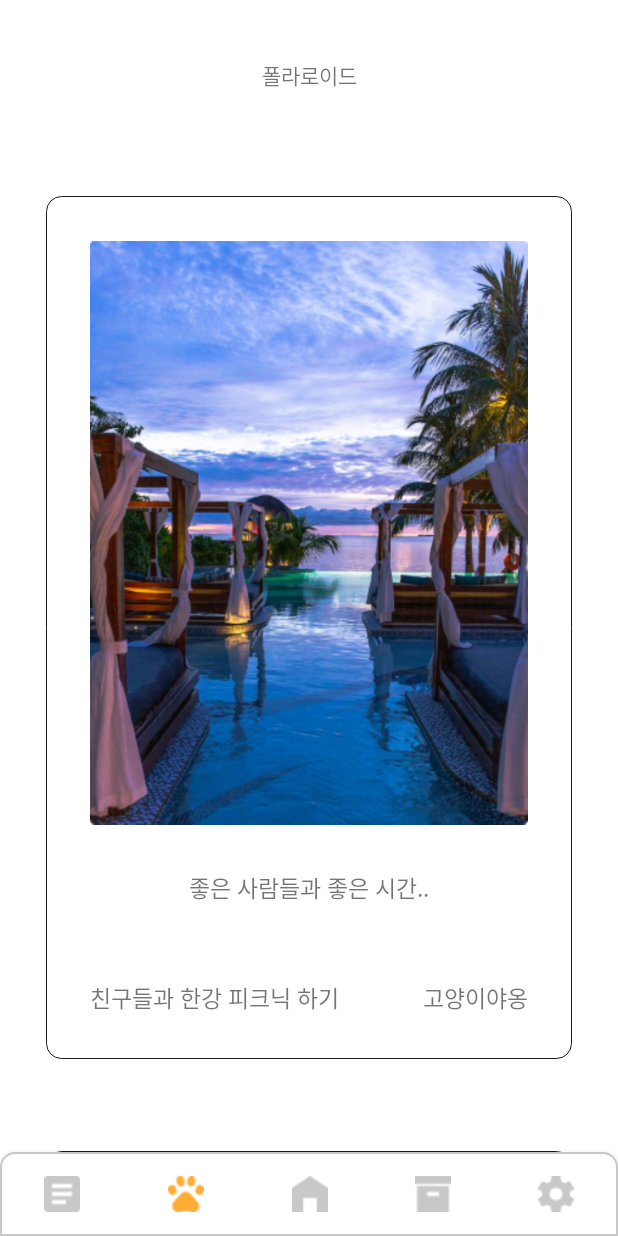
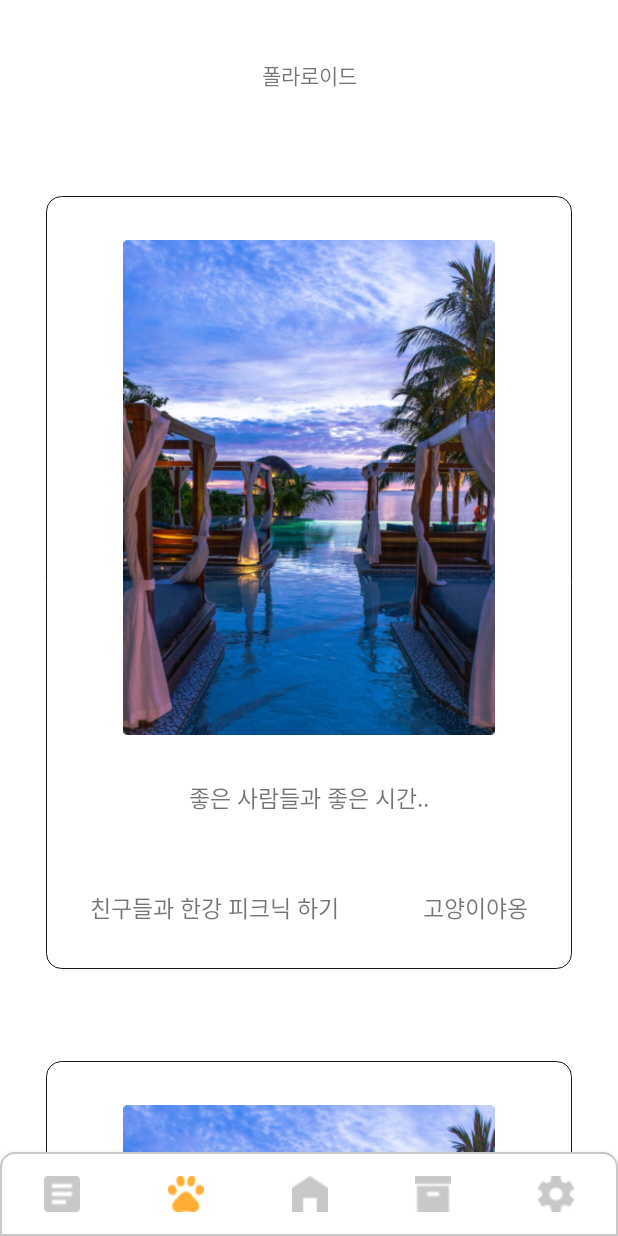
Before and after one commit to kmu-cat/2022-, an Android app: the screen it shows after launch (Main), item 2 of the bottom bar chosen, on a phone screen of 412 x 824 dp. Run offline under Robolectric (Android 15) with nearby library versions, the phone set to English and light mode, and no system bars; our stand-ins replace Firebase (no records; nobody signed in at launch, a user with empty details on screens opened directly).

Commit message:
[back] Feat. height, width 값 부여

```diff
--- a/app/src/main/res/layout/recyclerview_community.xml
+++ b/app/src/main/res/layout/recyclerview_community.xml
@@ -14,8 +14,8 @@ android:layout_margin="30dp">
 
     <ImageView
         android:id="@+id/community_picture"
-        android:layout_width="wrap_content"
-        android:layout_height="390dp"
+        android:layout_width="300dp"
+        android:layout_height="330dp"
         android:src="@drawable/community_test"
         android:layout_margin="30dp" />
 
```
